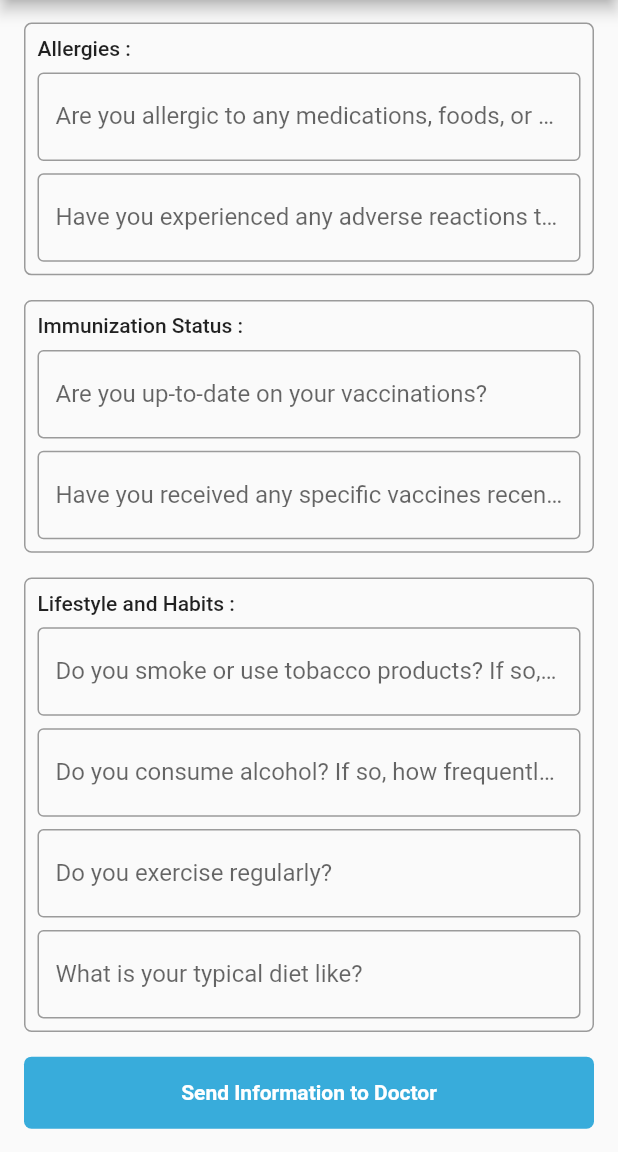
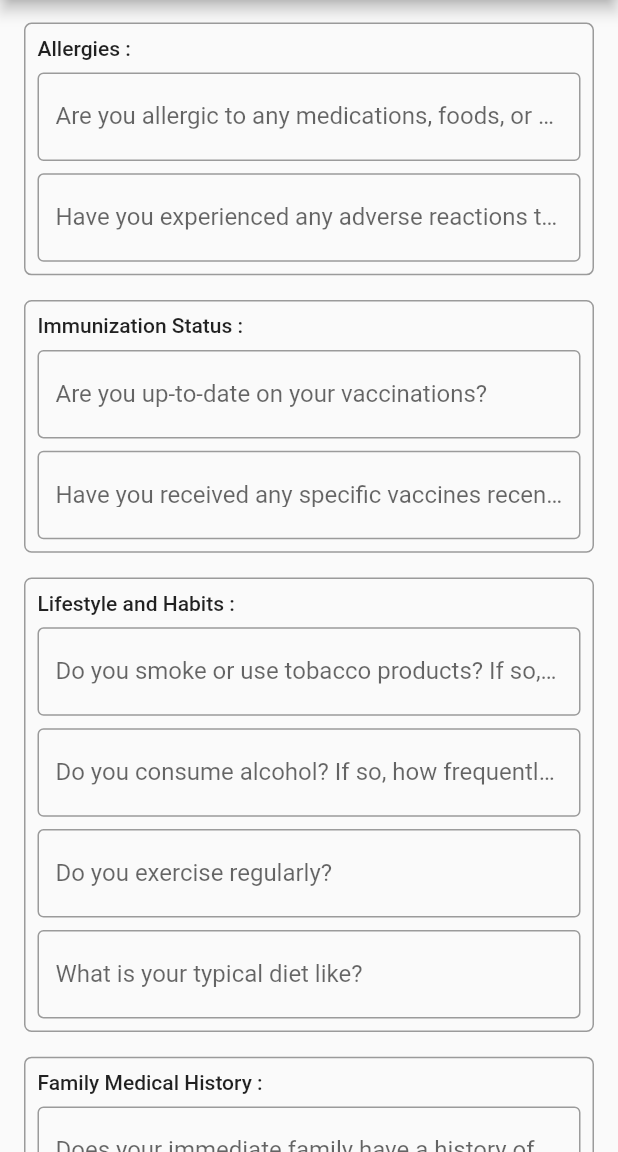
Before and after one commit to Emon526/vaion, a Flutter app: the screen it shows after launch, scrolled down 892 dp, on a phone screen of 412 x 824 dp, the part 84-1236 px from its top. Run offline on Flutter 3.47's test engine with Material 2 defaults, Android fonts, the phone set to English and light mode, and no system bars; our stand-ins replace flutter_native_splash, form_field_validator, syncfusion_flutter_datepicker.

Commit message:
Family Medical History Added

```diff
--- a/lib/providers/infoprovider.dart
+++ b/lib/providers/infoprovider.dart
@@ -15,6 +15,8 @@ class InfoProvider extends ChangeNotifier {
   get immunizationstatusFormKey => _immunizationstatusFormKey;
   final _lifestylehabitsFormKey = GlobalKey<FormState>();
   get lifestylehabitsFormKey => _lifestylehabitsFormKey;
+  final _familyMedicalHistroryFormKey = GlobalKey<FormState>();
+  get familyMedicalHistroryFormKey => _familyMedicalHistroryFormKey;
   String _patientName = '';
   get patientName => _patientName;
   set patientName(value) {
@@ -147,4 +149,11 @@ class InfoProvider extends ChangeNotifier {
     _lifestylehabitsQ4 = value;
     notifyListeners();
   }
+
+  String _familyMedicalHistroryQ1 = '';
+  get familyMedicalHistroryQ1 => _familyMedicalHistroryQ1;
+  set familyMedicalHistroryQ1(value) {
+    _familyMedicalHistroryQ1 = value;
+    notifyListeners();
+  }
 }
--- a/lib/screens/homescreen.dart
+++ b/lib/screens/homescreen.dart
@@ -8,6 +8,7 @@ import '../providers/infoprovider.dart';
 import '../utils/utils.dart';
 import '../widgets/currentsymptomswidget.dart';
 import '../widgets/cutombutton.dart';
+import '../widgets/familymedicalhistorywidget.dart';
 import '../widgets/immunizationstatuswidget.dart';
 import '../widgets/lifestylehabitswidget.dart';
 import '../widgets/personalinfowidget.dart';
@@ -53,6 +54,8 @@ class HomeScreen extends StatelessWidget {
                   SizedBox(height: size.height * 0.02),
                   const LifestyleHabitsWidget(),
                   SizedBox(height: size.height * 0.02),
+                  const FamilyMedicalHistory(),
+                  SizedBox(height: size.height * 0.02),
                   CustomButton(
                       ontap: () {
                         if (value.patientFormKey.currentState!.validate() &&
@@ -60,7 +63,11 @@ class HomeScreen extends StatelessWidget {
                                 .validate() &&
                             value.medicalHistoryFormKey.currentState!
                                 .validate() &&
-                            value.allergiesFormKey.currentState!.validate()) {
+                            value.allergiesFormKey.currentState!.validate() &&
+                            value.immunizationstatusFormKey.currentState!
+                                .validate() &&
+                            value.lifestylehabitsFormKey.currentState!
+                                .validate()) {
                           Utils(context).showCustomDialog(
                             child: const SendDoctorWidget(),
                           );
--- a/lib/widgets/custominputwidget.dart
+++ b/lib/widgets/custominputwidget.dart
@@ -30,7 +30,7 @@ class InputWidget extends StatelessWidget {
   Widget build(BuildContext context) {
     return TextFormField(
       readOnly: readOnly ?? false,
-      validator: validator,
+      // validator: validator,
       controller: textEditingController,
       textInputAction: textInputAction ?? TextInputAction.next,
       keyboardType: textInputType,
--- /dev/null
+++ b/lib/widgets/familymedicalhistorywidget.dart
@@ -0,0 +1,38 @@
+import 'package:flutter/material.dart';
+import 'package:form_field_validator/form_field_validator.dart';
+import 'package:provider/provider.dart';
+
+import '../providers/infoprovider.dart';
+import 'custominputwidget.dart';
+import 'infocardwidget.dart';
+
+class FamilyMedicalHistory extends StatelessWidget {
+  const FamilyMedicalHistory({super.key});
+
+  @override
+  Widget build(BuildContext context) {
+    final question1 = TextEditingController();
+
+    return Consumer<InfoProvider>(
+      builder: (BuildContext context, InfoProvider value, Widget? child) =>
+          Form(
+        key: value.familyMedicalHistroryFormKey,
+        child: InfoCardWidget(
+          cardname: 'Family Medical History :',
+          child: InputWidget(
+            textEditingController: question1,
+            labelText:
+                'Does your immediate family have a history of specific medical conditions (e.g., heart disease, cancer)?',
+            validator: RequiredValidator(
+              errorText: 'Answer Required',
+            ),
+            textInputType: TextInputType.text,
+            onChanged: (q1) {
+              value.familyMedicalHistroryQ1 = q1;
+            },
+          ),
+        ),
+      ),
+    );
+  }
+}
--- a/lib/widgets/senddoctorwidget.dart
+++ b/lib/widgets/senddoctorwidget.dart
@@ -44,6 +44,9 @@ Do you smoke or use tobacco products? If so, how much and how often? ${value.lif
 Do you consume alcohol? If so, how frequently and in what amounts? ${value.lifestylehabitsQ2}
 Do you exercise regularly? ${value.lifestylehabitsQ3}
 What is your typical diet like? ${value.lifestylehabitsQ4}
+
+Family Medical History:
+Does your immediate family have a history of specific medical conditions (e.g., heart disease, cancer)? ${value.familyMedicalHistroryQ1}
 ''';
     }
 
```
